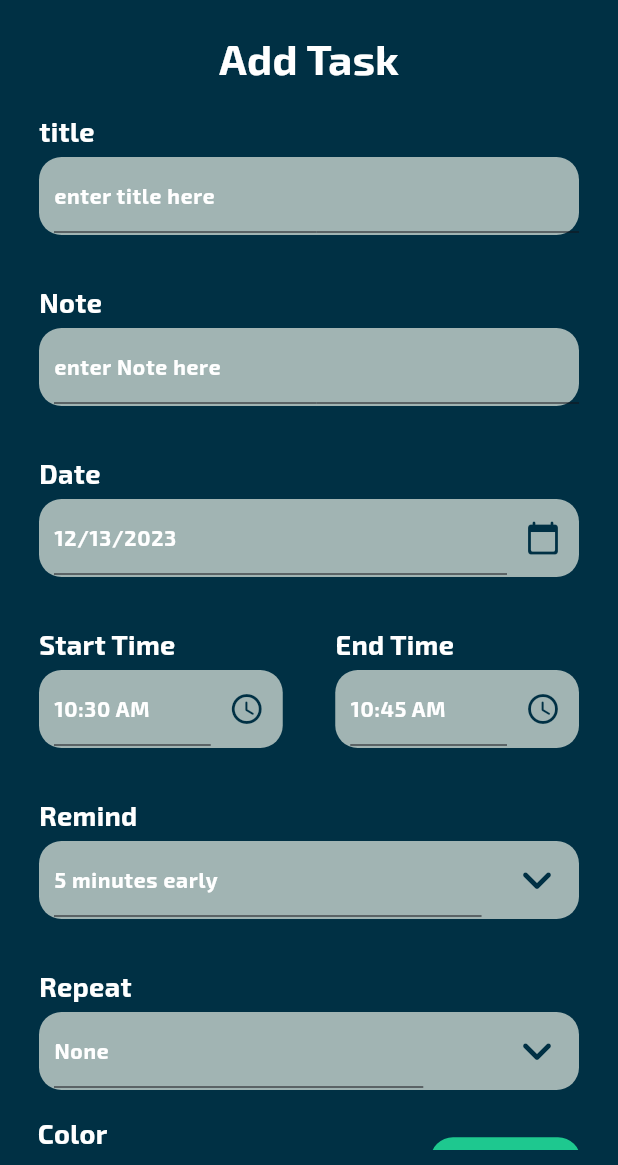
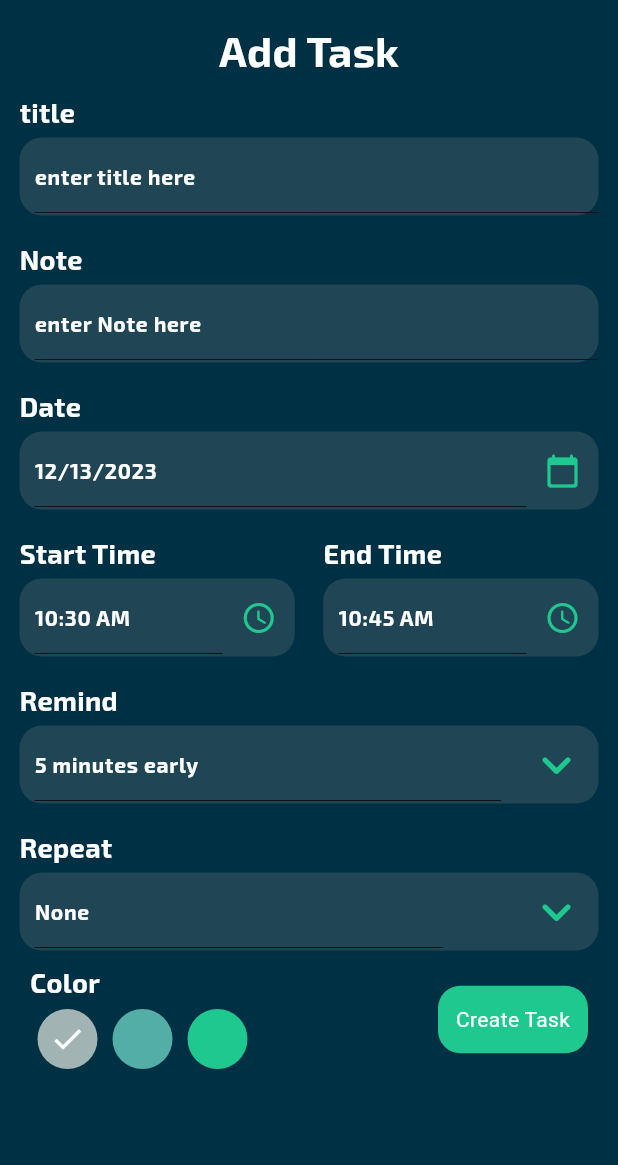
Before and after one commit to Marriiamm/Do-It, a Flutter app: the screen it shows after launch, after a tap on "+ Add Task", on a phone screen of 412 x 824 dp, the part 71-1236 px from its top. Run offline on Flutter 3.47's test engine with Material 3 defaults, Android fonts, the phone set to English and light mode, and no system bars; our stand-ins replace another_flutter_splash_screen, date_picker_timeline, flutter_local_notifications, flutter_staggered_animations, flutter_timezone, get and 4 more; accounts and stored records are empty.

Commit message:
last update

```diff
--- a/lib/views/addtask.dart
+++ b/lib/views/addtask.dart
@@ -20,13 +20,13 @@ class _AddTaskViewState extends State<AddTaskView> {
   final TextEditingController titleController = TextEditingController();
   final TextEditingController noteController = TextEditingController();
   DateTime selectedDate = DateTime.now();
-  String startTime = DateFormat('hh:mm a').format(DateTime.now());
+  String startTime = DateFormat('hh:mm a').format(DateTime.now()).toString();
   String endTime = DateFormat('hh:mm a')
-      .format(DateTime.now().add(const Duration(minutes: 15)));
+      .format(DateTime.now().add(const Duration(minutes: 15))).toString();
   int selectedRemind = 5;
   List<int> remindList = [5, 10, 15, 20];
   String selectedrepeat = 'None';
-  List<String> repeatList = ['none', 'Daily', 'Weekly', 'Monthly'];
+  List<String> repeatList = ['None', 'Daily', 'Weekly', 'Monthly'];
   int selectedColor = 0;
 
   @override
@@ -34,7 +34,7 @@ class _AddTaskViewState extends State<AddTaskView> {
     return Scaffold(
       appBar: customAppBar(),
       body: Container(
-        padding: const EdgeInsets.all(10),
+        padding: const EdgeInsets.all(5),
         child: SingleChildScrollView(
           child: Column(
             children: [
@@ -57,9 +57,9 @@ class _AddTaskViewState extends State<AddTaskView> {
                 hint: DateFormat.yMd().format(selectedDate),
                 widget: IconButton(
                     onPressed: () => getDateFromUser(),
-                    icon: const Icon(
+                    icon:  Icon(
                       Icons.calendar_today_rounded,
-                      color: kdarkClr,
+                      color: Get.isDarkMode?kdarkDo3: kDarkGreen,
                     )),
               ),
               Row(
@@ -71,9 +71,9 @@ class _AddTaskViewState extends State<AddTaskView> {
                       hint: startTime,
                       widget: IconButton(
                           onPressed: () => getTimeFromUser(isStartTime: true),
-                          icon: const Icon(
+                          icon: Icon(
                             Icons.schedule_rounded,
-                            color: kdarkClr,
+                            color: Get.isDarkMode?kdarkDo3: kDarkGreen,
                           )),
                     ),
                   ),
@@ -86,9 +86,9 @@ class _AddTaskViewState extends State<AddTaskView> {
                       hint: endTime,
                       widget: IconButton(
                           onPressed: () => getTimeFromUser(isStartTime: false),
-                          icon: const Icon(
+                          icon: Icon(
                             Icons.schedule_rounded,
-                            color: kdarkClr,
+                            color: Get.isDarkMode?kdarkDo3: kDarkGreen,
                           )),
                     ),
                   ),
@@ -101,19 +101,19 @@ class _AddTaskViewState extends State<AddTaskView> {
                   padding: const EdgeInsets.only(right: 8.0),
                   child: DropdownButton(
                       borderRadius: BorderRadius.circular(15),
-                      //dropdownColor: ,
+                      dropdownColor: Get.isDarkMode?kdarkDo3: kLightGreen ,
                       items: remindList
                           .map<DropdownMenuItem<String>>(
                               (value) => DropdownMenuItem<String>(
                                   value: value.toString(),
                                   child: Text(
                                     '$value',
-                                    style: const TextStyle(color: kdarkClr),
+                                    style: TextStyle(color: Get.isDarkMode?Colors.white: kdarkClr),
                                   )))
                           .toList(),
-                      icon: const Icon(
+                      icon: Icon(
                         Icons.keyboard_arrow_down_rounded,
-                        color: kdarkClr,
+                        color: Get.isDarkMode?kdarkDo3: kDarkGreen,
                         size: 40,
                       ),
                       elevation: 4,
@@ -133,7 +133,7 @@ class _AddTaskViewState extends State<AddTaskView> {
                   padding: const EdgeInsets.only(right: 8.0),
                   child: DropdownButton(
                       borderRadius: BorderRadius.circular(15),
-                      //dropdownColor: ,
+                      dropdownColor: Get.isDarkMode?kdarkDo3: kDarkGreen,
                       items: repeatList
                           .map<DropdownMenuItem<String>>(
                               (String value) => DropdownMenuItem<String>(
@@ -143,9 +143,9 @@ class _AddTaskViewState extends State<AddTaskView> {
                                     style: const TextStyle(color: kdarkClr),
                                   )))
                           .toList(),
-                      icon: const Icon(
+                      icon:  Icon(
                         Icons.keyboard_arrow_down_rounded,
-                        color: kdarkClr,
+                        color: Get.isDarkMode?kdarkDo3: kDarkGreen,
                         size: 40,
                       ),
                       elevation: 4,
@@ -205,7 +205,7 @@ class _AddTaskViewState extends State<AddTaskView> {
                     : index == 1
                         ? kdarkDo2
                         : kdarkDo3,
-                child: selectedColor == index ? const Icon(Icons.done) : null,
+                child: selectedColor == index ? const Icon(Icons.done,color: Colors.white,) : null,
               ),
             ),
           ),
--- a/lib/views/splash.dart
+++ b/lib/views/splash.dart
@@ -9,14 +9,14 @@ class SplashView extends StatelessWidget {
   @override
   Widget build(BuildContext context) {
     return FlutterSplashScreen.fadeIn(
-          backgroundColor: const Color(0xffFFEBBE),
+          backgroundColor: Colors.white,
           onInit: () {
             debugPrint("On Init");
           },
           onEnd: () {
             debugPrint("On End");
           },
-          childWidget:  Image.asset("assets/images/splash.png"),
+          childWidget:  Image.asset("assets/images/splashh.png"),
           onAnimationEnd: () => debugPrint("On Fade In End"),
           nextScreen: const MyHomePage(),
         );
--- a/lib/widgets/notification_content.dart
+++ b/lib/widgets/notification_content.dart
@@ -1,4 +1,7 @@
 import 'package:flutter/material.dart';
+import 'package:get/get.dart';
+
+import '../theme.dart';
 
 class NotificationContent extends StatefulWidget {
   const NotificationContent({super.key, required this.payLoad});
@@ -23,7 +26,7 @@ class _NotificationContentState extends State<NotificationContent> {
       padding: const EdgeInsets.all(30),
       decoration: BoxDecoration(
         borderRadius: BorderRadius.circular(26.0),
-        color: const Color(0xff8c7153),
+        color: Get.isDarkMode?kdarkDo3: kLightGreen,
       ),
       child:  SingleChildScrollView(
         child: Column(
--- a/lib/widgets/textfield.dart
+++ b/lib/widgets/textfield.dart
@@ -19,7 +19,7 @@ class TextFieldd extends StatelessWidget {
   @override
   Widget build(BuildContext context) {
     return Container(
-      margin: const EdgeInsets.all(16),
+      margin: const EdgeInsets.all(8),
       child: Column(
         crossAxisAlignment: CrossAxisAlignment.start,
         children: [
@@ -31,7 +31,7 @@ class TextFieldd extends StatelessWidget {
           margin: const EdgeInsets.only(left: 0,top: 4),
           decoration: BoxDecoration(
           borderRadius: BorderRadius.circular(15.0),
-          color: kdarkDo1,
+          color: Colors.grey.withOpacity(0.2),
           ),
           child: Row(
             children: [
```
Also changed, not shown: lib/services/notification_services.dart (+23 -12 lines), lib/views/home.dart (+8 -3 lines), assets/images/splashh.png (added).
